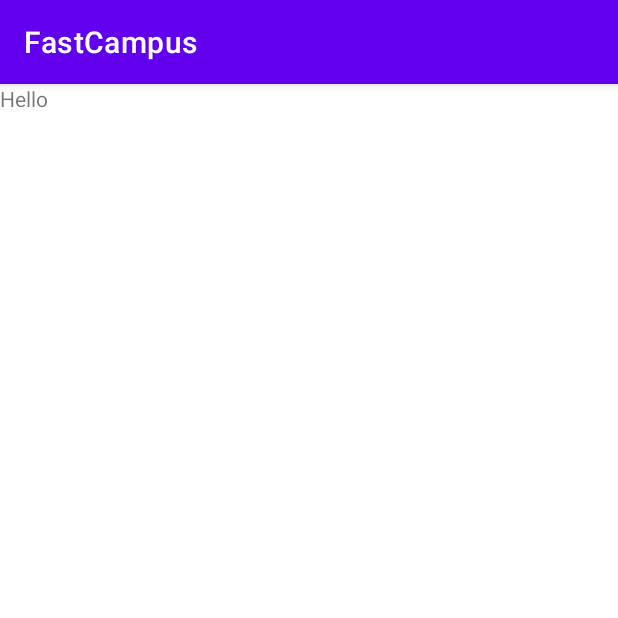
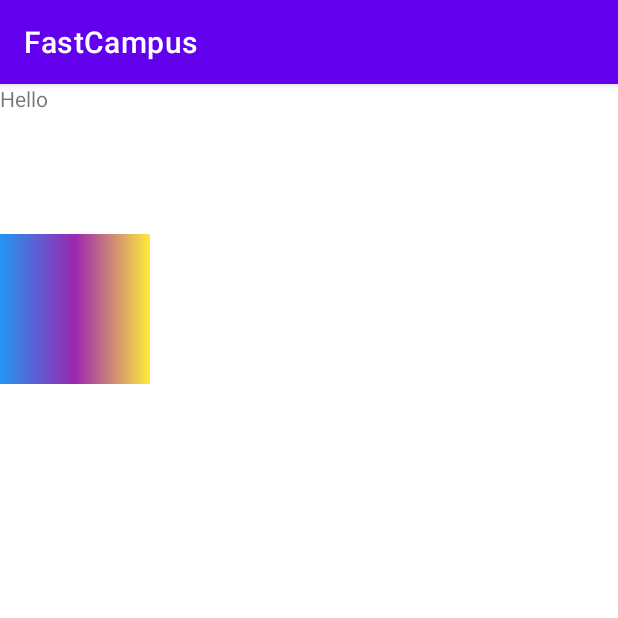
Before and after one commit to DDing77/FastCampus, an Android app: the screen it shows after launch (Listener), on a phone screen of 412 x 824 dp, the top half of it. Run offline under Robolectric (Android 15) with nearby library versions, the phone set to English and light mode, and no system bars; libraries missing offline, so code that uses them is left out: kotlinx.android; 3 statements that could not run were skipped.

Commit message:
Listener

```diff
--- a/app/src/main/res/layout/activity_listener.xml
+++ b/app/src/main/res/layout/activity_listener.xml
@@ -13,6 +13,11 @@
         android:text="Hello"
         android:id="@+id/hello"/>
 
+    <ImageView
+        android:layout_width="100dp"
+        android:layout_height="100dp"
+        android:src="@drawable/gradient"
+        android:id="@+id/image"/>
 
 
 </LinearLayout>
```
Also changed, not shown: app/src/main/java/com/example/fastcampus/Listener.kt (+10 -1 lines).
